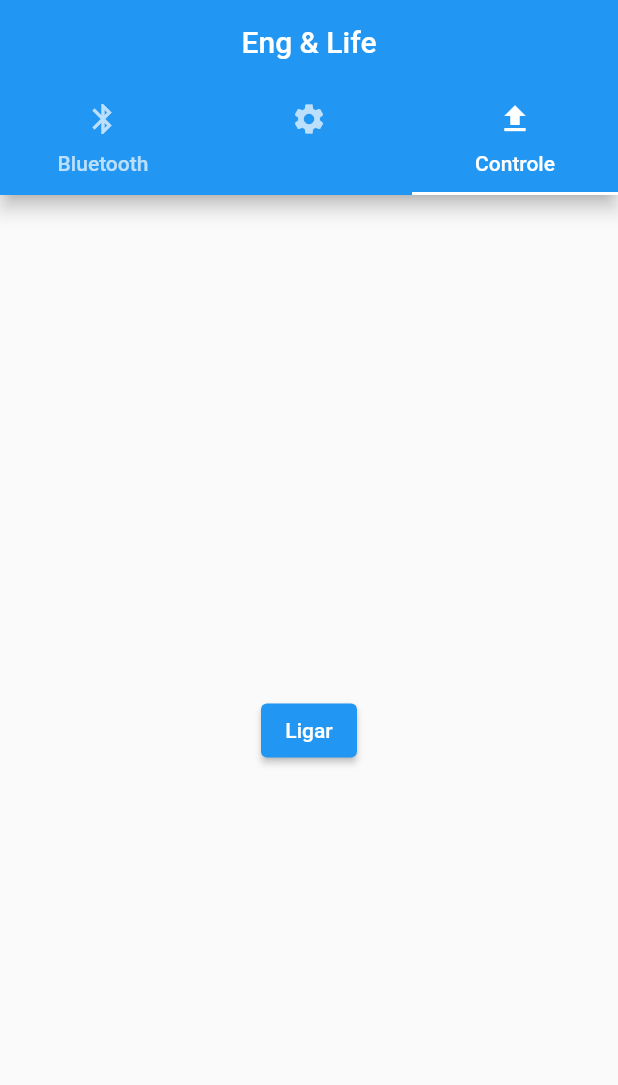
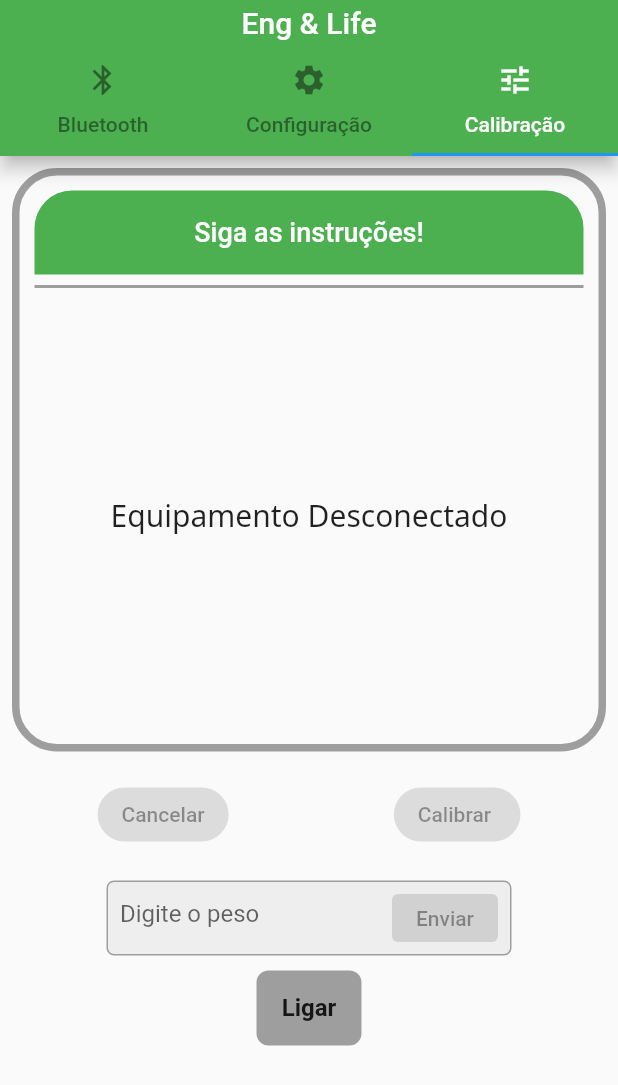
Before and after one commit to Fernando-H-Garcia/Alimentador, a Flutter app: the MyHomePage screen opened directly, tab 3 chosen, on a phone screen of 412 x 824 dp. Shown: the top 1085 px of the screen. Run offline on Flutter 3.47's test engine with Material 2 defaults, Android fonts, the phone set to English and light mode, and no system bars; our stand-ins replace wakelock; Roboto replaces fonts that are missing (Noto Sans); statements that could not run were skipped.

Commit message:
Fiz várias alterações de aparencia e alterei algums funções para calibrar e configurar

```diff
--- a/example/lib/2_FazendoAlteracao.dart
+++ b/example/lib/2_FazendoAlteracao.dart
@@ -53,7 +53,7 @@ class _MyHomePageState extends State<MyHomePage> with TickerProviderStateMixin {
 
   // Tab controller for switching between tabs
   late TabController _tabController;
-// Declaração da variável de controle
+// Declaração da variável de controle de reenvio de mensagem
   bool reenviarMensagem =
       false; // Variável de controle para reenvio de mensagem
 
@@ -80,6 +80,8 @@ class _MyHomePageState extends State<MyHomePage> with TickerProviderStateMixin {
 
   // Flag to indicate if device is still listening
   bool isListening = false;
+
+  bool isCalibrating = false;
 
 // Declare a stream subscription for discovery events
   StreamSubscription<BluetoothDiscoveryResult>? _streamSubscription;
@@ -90,6 +92,8 @@ class _MyHomePageState extends State<MyHomePage> with TickerProviderStateMixin {
   Widget build(BuildContext context) {
     return Scaffold(
       appBar: AppBar(
+        backgroundColor: Colors.green,
+        toolbarHeight: 30,
         elevation: 5,
         title: Center(
           child: Text(
@@ -98,11 +102,12 @@ class _MyHomePageState extends State<MyHomePage> with TickerProviderStateMixin {
           ),
         ),
         bottom: TabBar(
+          unselectedLabelColor: Colors.black45,
           controller: _tabController,
           tabs: [
             Tab(icon: Icon(Icons.bluetooth), text: 'Bluetooth'),
-            Tab(icon: Icon(Icons.settings), text: '$_connectedDeviceName'),
-            Tab(icon: Icon(Icons.file_upload), text: 'Controle'),
+            Tab(icon: Icon(Icons.settings), text: 'Configuração'),
+            Tab(icon: Icon(Icons.tune), text: 'Calibração'),
           ],
         ),
       ),
@@ -111,7 +116,7 @@ class _MyHomePageState extends State<MyHomePage> with TickerProviderStateMixin {
         children: [
           _buildBluetoothTab(),
           _buildA300Tab(),
-          _buildControleTab(),
+          _buildCalibraTab(),
         ],
       ),
     );
@@ -224,7 +229,6 @@ class _MyHomePageState extends State<MyHomePage> with TickerProviderStateMixin {
 
   // Method to connect to a device
   void _connect(BluetoothDevice device) async {
-
     if (connection != null) {
       // Dispose old connection
       connection!.dispose();
@@ -305,13 +309,16 @@ class _MyHomePageState extends State<MyHomePage> with TickerProviderStateMixin {
 
       _refreshList();
       _showToast(context, "Desconectado");
-      _connectedDeviceName="";
+      _connectedDeviceName = "";
+      isCalibrating=false;// Indica o fim da calibração
+      _receivedMessages.clear();//
       Timer(Duration(milliseconds: 1000), () {
         goToBluetooth();
       });
 
       _pressCount =
           1; // Reseta contador da calibração caso desconecte no meio da calibração
+
     });
 
     setState(() {
@@ -460,7 +467,7 @@ class _MyHomePageState extends State<MyHomePage> with TickerProviderStateMixin {
       "Ci=": "                    Calibração Iniciada!\n "
           "\n1° Antes de continuar, certifique-se de encher o equipamento com ração e apertar o botão até encher completamente a rosca!\n"
           "\n2° Tenha em mãos uma balança com precisão de pelo menos 5g\n"
-          "\n3° Em seguida, coloque um pote para armazenar a primeira porção de ração, aperto o botão Calibrar e aguarde!\n",
+          "\n3° Em seguida, coloque um pote para armazenar a primeira porção de ração, aperte o botão Calibrar e aguarde!\n",
       "Fim1=": "                   Fim da primeira porção\n "
           "Pese a ração, digite o peso no campo abaixo e aperte enviar.\n",
       "Fim2=": "                   Fim da Segunda porção\n "
@@ -581,6 +588,8 @@ class _MyHomePageState extends State<MyHomePage> with TickerProviderStateMixin {
           } else if (code == "FimC=") {
             final result = "${codeMap[code]} $value ";
             _pressCount = 1;
+            isCalibrating=false;// Indica o fim da calibração
+            _receivedMessages.clear();//
             return result;
           } else if (code == "Ci=") {
             _pressCount = 2;
@@ -673,6 +682,8 @@ class _MyHomePageState extends State<MyHomePage> with TickerProviderStateMixin {
       case 1:
         _receivedMessages.clear();
         await _sendMessage("Calibrar");
+        isCalibrating=true;
+        //@TODO Após apertar em calibrar tem que travar ou mudar a função do botão Limpar mensagens e Configurar A300 preciso de um botão Cancelar e um botão Ligar rosca ou lançar porção
         break;
       case 2:
         _receivedMessages.clear();
@@ -714,6 +725,7 @@ class _MyHomePageState extends State<MyHomePage> with TickerProviderStateMixin {
   void goToA300Tab() {
     _tabController.animateTo(1); // Índice 1 corresponde à aba A300
   }
+
   void goToBluetooth() {
     _tabController.animateTo(0); // Índice 0 corresponde à aba Bluetooth
   }
@@ -905,9 +917,19 @@ class _MyHomePageState extends State<MyHomePage> with TickerProviderStateMixin {
                     Divider(thickness: 2, color: Colors.grey),
                     SizedBox(height: 2),
                     Container(
-                      height: 250,
+                      height: 400,
                       child: isConnected
-                          ? ListView.builder(
+                          ? isCalibrating
+                          ? Center(
+                        child: Text(
+                          'Calibração em andamento!',
+                          style: TextStyle(
+                            fontSize: 16,
+                            fontFamily: 'Noto Sans',
+                          ),
+                        ),
+                      )
+                          : ListView.builder(
                         itemCount: _receivedMessages.length,
                         itemBuilder: (context, index) {
                           String processedText = _receivedMessages[index];
@@ -922,7 +944,7 @@ class _MyHomePageState extends State<MyHomePage> with TickerProviderStateMixin {
                       )
                           : Center(
                         child: Text(
-                                'Equipamento Desconectado',
+                          'Equipamento Desconectado!',
                           style: TextStyle(
                             fontSize: 16,
                             fontFamily: 'Noto Sans',
@@ -934,29 +956,15 @@ class _MyHomePageState extends State<MyHomePage> with TickerProviderStateMixin {
                 ),
               ),
             ),
-            Container(
-              decoration: BoxDecoration(),
-              child: ElevatedButton(
-                child: Text('Limpar mensagens'),
-                onPressed: () {
-                  setState(() {
-                    _receivedMessages.clear();
-                  });
-                },
-                style: ElevatedButton.styleFrom(
-                  shape: RoundedRectangleBorder(
-                    borderRadius: BorderRadius.circular(30.0),
-                  ),
-                  backgroundColor: Colors.green,
-                ),
-              ),
-            ),
+
             Padding(
               padding: const EdgeInsets.all(10.0),
               child: Row(
                 mainAxisAlignment: MainAxisAlignment.center,
                 children: [
                   Container(
+                    width: 300, // Defina a largura desejada aqui
+                    height: 70,
                     decoration: BoxDecoration(),
                     child: ElevatedButton(
                       style: ElevatedButton.styleFrom(
@@ -965,8 +973,9 @@ class _MyHomePageState extends State<MyHomePage> with TickerProviderStateMixin {
                         ),
                         backgroundColor: Colors.green,
                       ),
-                      child: Text('Configurar $_connectedDeviceName'),
-                      onPressed: isConnected
+                      child: Text('Configurar $_connectedDeviceName',textScaleFactor: 1.5,
+                      ),
+                      onPressed: isConnected && !isCalibrating
                           ? () async {
                               if (isConnected) {
                                 // Navega para a página ConfigurationPage e espera pela string de retorno
@@ -974,16 +983,18 @@ class _MyHomePageState extends State<MyHomePage> with TickerProviderStateMixin {
                                     context,
                                     MaterialPageRoute(
                                       builder: (context) => ConfigurationPage(
-                                      connectedDeviceName: _connectedDeviceName,
+                                        connectedDeviceName:
+                                            _connectedDeviceName,
                                       ),
                                     ));
 
                                 // Verifica se a string de retorno não é nula
-                                if (calibracao != null) {
+                                if (calibracao != null && isConnected) {
                                   // Atualize a variável calibracao com a string retornada
                                   setState(() async {
                                     this.calibracao = calibracao;
                                     try {
+                                      _receivedMessages.clear();
                                       await _sendMessage(calibracao);
                                     } catch (error) {
                                       // Lidar com o erro (timeout ou outro erro)
@@ -997,25 +1008,134 @@ class _MyHomePageState extends State<MyHomePage> with TickerProviderStateMixin {
                           : null,
                     ),
                   ),
-                  SizedBox(width: 50),
+                ],
+              ),
+            ),
+
+          ],
+        ),
+      ),
+    );
+  }
+
+  Widget _buildCalibraTab() {
+    return SingleChildScrollView(
+      child: Center(
+        child: Column(
+          mainAxisAlignment: MainAxisAlignment.center,
+          children: <Widget>[
+            Padding(
+              padding: const EdgeInsets.all(8.0),
+              child: Container(
+                decoration: BoxDecoration(
+                  border: Border.all(color: Colors.grey, width: 5),
+                  borderRadius: BorderRadius.circular(30.0),
+                ),
+                padding: EdgeInsets.all(10.0),
+                child: Column(
+                  children: [
+                    Container(
+                      decoration: BoxDecoration(
+                        borderRadius: BorderRadius.only(
+                          topLeft: Radius.circular(25),
+                          topRight: Radius.circular(25.0),
+                        ),
+                        color: Colors.green,
+                      ),
+                      child: AppBar(
+                        backgroundColor: Colors.transparent,
+                        elevation: 0,
+                        centerTitle: true,
+                        title: Text(
+                          'Siga as instruções!',
+                          style: TextStyle(fontSize: 18),
+                        ),
+                      ),
+                    ),
+                    Divider(thickness: 2, color: Colors.grey),
+                    SizedBox(height: 2),
+                    Container(
+                      height: 285,
+                      child: isConnected && isCalibrating
+                          ? ListView.builder(
+                        itemCount: _receivedMessages.length,
+                        itemBuilder: (context, index) {
+                          String processedText =
+                          _receivedMessages[index];
+                          return Text(
+                            processedText,
+                            style: TextStyle(
+                              fontSize: 16,
+                              fontFamily: 'Noto Sans',
+                            ),
+                          );
+                        },
+                      )
+                          : Center(
+                        child: isConnected
+                            ? Text(
+                          'Calibração desativada! \n \n Aperte (Calibrar) para \ndar início à calibração.',
+                          style: TextStyle(
+                            fontSize: 20,
+                            fontFamily: 'Noto Sans',
+                          ),
+                        )
+                            : Text(
+                          'Equipamento Desconectado',
+                          style: TextStyle(
+                            fontSize: 20,
+                            fontFamily: 'Noto Sans',
+                          ),
+                        ),
+                      ),
+                    ),
+                  ],
+                ),
+              ),
+            ),
+
+            Padding(
+              padding: const EdgeInsets.all(10.0),
+              child: Row(
+                mainAxisAlignment: MainAxisAlignment.spaceEvenly,
+                children: [
+                  ElevatedButton(
+                    child: Text('Cancelar'),
+                    onPressed: isConnected && isCalibrating? () async {
+                      await _sendMessage("Cancelar");
+                    } : null,
+                    style: ElevatedButton.styleFrom(
+                      shape: RoundedRectangleBorder(
+                        borderRadius: BorderRadius.circular(25.0),
+                      ),
+                      backgroundColor: isConnected ? Colors.green : Colors.grey,
+                    ),
+                  ),
+                  SizedBox(height: 30),
                   Container(
                     decoration: BoxDecoration(),
                     child: ElevatedButton(
-                      child: Text('Calibrar'),
-                      onPressed: () {
+                      child: Text('Calibrar $_connectedDeviceName'),
+                      onPressed: isConnected ? () {
                         _handleButtonPress();
-                      },
+                      } : null,
                       style: ElevatedButton.styleFrom(
                         shape: RoundedRectangleBorder(
                           borderRadius: BorderRadius.circular(25.0),
                         ),
-                        backgroundColor: Colors.green,
-                      ),
-                    ),
-                  ),
-                ],
-              ),
-            ),
+                        backgroundColor: isConnected ? Colors.green : Colors.grey,
+                      ),
+                    ),
+                  ),
+
+                ],
+              ),
+            ),
+
+            SizedBox(height: 10), // Espaçamento adicional entre os widgets
+
+            Column(
+              children: [
                 GestureDetector(
                   onDoubleTap: () {
                     FocusScope.of(context).unfocus();
@@ -1041,6 +1161,7 @@ class _MyHomePageState extends State<MyHomePage> with TickerProviderStateMixin {
                             ),
                           ),
                         ),
+
                         Padding(
                           padding: const EdgeInsets.all(8.0),
                           child: ElevatedButton(
@@ -1053,10 +1174,9 @@ class _MyHomePageState extends State<MyHomePage> with TickerProviderStateMixin {
                                 try {
                                   await _sendMessage(message);
                                 } catch (error) {
-                                    // Lidar com o erro (timeout ou outro erro)
                                   print(
                                       'Erro ao enviar a mensagem: $message');
-                                  } // Chamar a função _sendMessage() com a mensagem digitada
+                                }
                                 _messageTextFieldController.clear();
                                 FocusScope.of(context).unfocus();
                               }
@@ -1068,62 +1188,56 @@ class _MyHomePageState extends State<MyHomePage> with TickerProviderStateMixin {
                     ),
                   ),
                 ),
-          ],
-        ),
-      ),
-    );
-  }
-
-  Widget _buildControleTab() {
-    return Center(
-      child: Column(
-        mainAxisAlignment: MainAxisAlignment.center,
-        children: <Widget>[
-          SizedBox(height: 20),
-          ElevatedButton(
-            child: Text('Ligar'),
-            onLongPress: isConnected
-                ? () async {
+                SizedBox(height: 10), // Espaçamento adicional entre os widgets
+                GestureDetector(
+                  onLongPress: () async {
+                    if (isConnected) {
                       try {
-                      await _sendMessage("Ligar");
+                        await _sendMessage("Liga1");
                       } catch (error) {
-                      // Lidar com o erro (timeout ou outro erro)
                         print('Erro ao enviar a mensagem: $error');
                       }
                     }
-                : null,
-            onPressed: () {},
-          ),
-        ],
-      ),
-    );
-  }
-
-  // Method to show a popup message
-  void _showPopup(String message) {
-    showDialog(
-      context: context,
-      builder: (BuildContext context) {
-        return AlertDialog(
-          title: Text('Aviso'),
-          content: Text(message),
-          actions: [
-            TextButton(
-              child: Text('OK'),
-              onPressed: () {
-                _refreshList();
-                Navigator.of(context).pop();
-              },
-            ),
-          ],
-        );
-      },
-    );
-  }
-}
+                  },
+                  onLongPressUp: () async {
+                    if (isConnected) {
+                      try {
+                        await _sendMessage("Desliga1");
+                      } catch (error) {
+                        print('Erro ao enviar a mensagem: $error');
+                      }
+                    }
+                  },
+                  child: Container(
+                    child: Center(
+                      child: Text(
+                        'Ligar',
+                        style: TextStyle(
+                          fontSize: 16,
+                          fontWeight: FontWeight.bold,
+                        ),
+                      ),
+                    ),
+                    width: 70,
+                    height: 50,
+                    decoration: BoxDecoration(
+                      color: isConnected ? Colors.blue : Colors.grey,
+                      borderRadius: BorderRadius.circular(8),
+                    ),
+                  ),
+                ),
+              ],
+            ),
+          ],
+        ),
+      ),
+    );
+  }
+}
+
 
 // Configuration page
-class ConfigurationPage extends StatefulWidget{
+class ConfigurationPage extends StatefulWidget {
   final String connectedDeviceName;
 
   ConfigurationPage({required this.connectedDeviceName});
@@ -1132,7 +1246,6 @@ ConfigurationPage({required this.connectedDeviceName});
 }
 
 class _ConfigurationPageState extends State<ConfigurationPage> {
-
   TimeOfDay selectedTime = TimeOfDay.now();
   TimeOfDay selectedTimeFim = TimeOfDay.now();
   final pesoController = TextEditingController();
@@ -1522,50 +1635,3 @@ class _ConfigurationPageState extends State<ConfigurationPage> {
     );
   }
 }
-
-// Calibration page
-class CalibrationPage extends StatefulWidget {
-  @override
-  _CalibrationPageState createState() => _CalibrationPageState();
-}
-
-class _CalibrationPageState extends State<CalibrationPage> {
-  // TODO: Add calibration fields and logic
-
-  @override
-  Widget build(BuildContext context) {
-    return Scaffold(
-      appBar: AppBar(
-        title: Text('Calibrar'),
-      ),
-      body: Center(
-        child: Column(
-          mainAxisAlignment: MainAxisAlignment.center,
-          children: <Widget>[
-            ElevatedButton(
-              child: Text('Lançar'),
-              onPressed: () {
-                // TODO: Send launch command to the device
-              },
-            ),
-            SizedBox(height: 20),
-            ElevatedButton(
-              child: Text('Salvar'),
-              onPressed: () {
-                // TODO: Send calibration command to the device
-              },
-            ),
-            SizedBox(height: 20),
-            ElevatedButton(
-              child: Text('Cancelar'),
-              onPressed: () {
-                // Go back to previous page
-                Navigator.pop(context);
-              },
-            ),
-          ],
-        ),
-      ),
-    );
-  }
-}
```
Also changed, not shown: example/lib/DiscoveryPage.dart (+19 -12 lines). Lines whose indentation alone changed are shown as unchanged.
